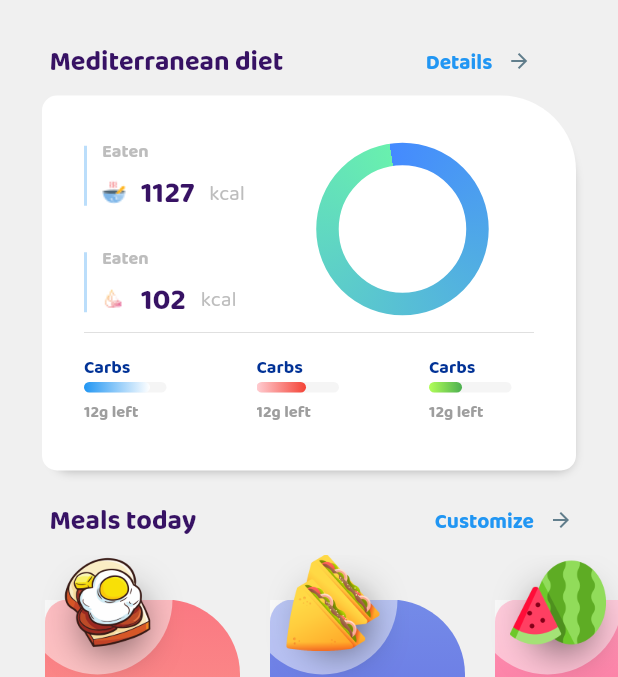
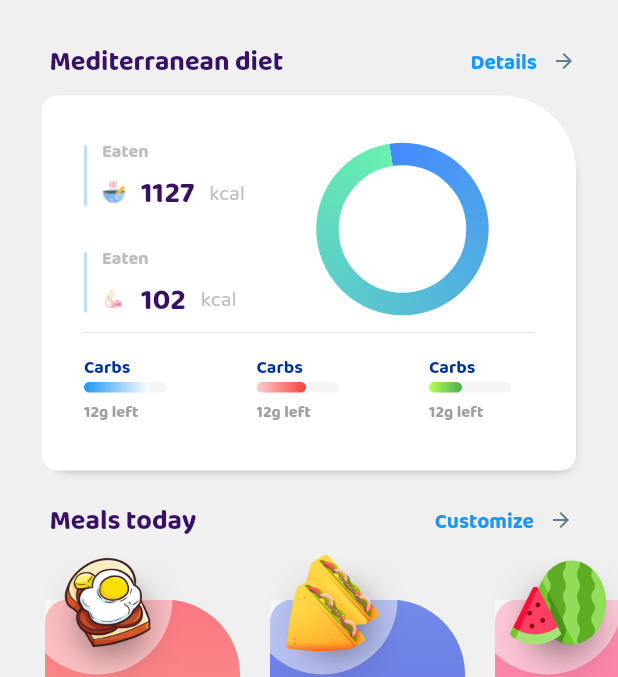
Before and after one commit to tony-nks/diary, a Flutter app: the screen it shows after launch, on a phone screen of 412 x 824 dp, the part 92-769 px from its top. Run offline on Flutter 3.47's test engine with Material 2 defaults, Android fonts, the phone set to English and light mode, and no system bars; drawn by our look-alikes of percent_indicator, simple_circular_progress_bar; our stand-ins replace animated_bottom_navigation_bar.

Commit message:
нижняя часть первой страницы

```diff
--- a/lib/screens/home_screen.dart
+++ b/lib/screens/home_screen.dart
@@ -1,3 +1,4 @@
+import 'package:animated_bottom_navigation_bar/animated_bottom_navigation_bar.dart';
 import 'package:diary/widgets/app_bar.dart';
 import 'package:diary/widgets/body_measurement.dart';
 import 'package:diary/widgets/meals_today.dart';
@@ -35,7 +36,7 @@ class _HomeScreenState extends State<HomeScreen> {
                     children: [
                       // Текст Mediterranean diet - details
                       Padding(
-                        padding: const EdgeInsets.only(left: 28.0),
+                        padding: const EdgeInsets.only(left: 28.0, right: 28.0),
                         child: Row(
                           mainAxisAlignment: MainAxisAlignment.spaceBetween,
                           children: [
@@ -52,8 +53,7 @@ class _HomeScreenState extends State<HomeScreen> {
                                 ),
                               ),
                             ),
-                            Expanded(
-                              child: Row(
+                            Row(
                               children: [
                                 SizedBox(
                                   width: 90,
@@ -73,7 +73,6 @@ class _HomeScreenState extends State<HomeScreen> {
                                 Icon(Icons.arrow_forward,
                                     size: 16, color: Colors.blueGrey),
                               ],
-                              ),
                             ),
                           ],
                         ),
@@ -216,6 +215,7 @@ class _HomeScreenState extends State<HomeScreen> {
 
             ],
           ),
+
         ),
       ),
     );
--- a/lib/widgets/meals_today.dart
+++ b/lib/widgets/meals_today.dart
@@ -1,4 +1,4 @@
-import 'dart:ffi';
+
 
 import 'package:flutter/material.dart';
 
--- a/pubspec.yaml
+++ b/pubspec.yaml
@@ -29,6 +29,7 @@ environment:
 dependencies:
   simple_circular_progress_bar: ^1.0.1
   percent_indicator: ^4.0.1
+  animated_bottom_navigation_bar: ^1.0.0
   flutter:
     sdk: flutter
 
```
Also changed, not shown: pubspec.lock. Lines whose indentation alone changed are shown as unchanged.
